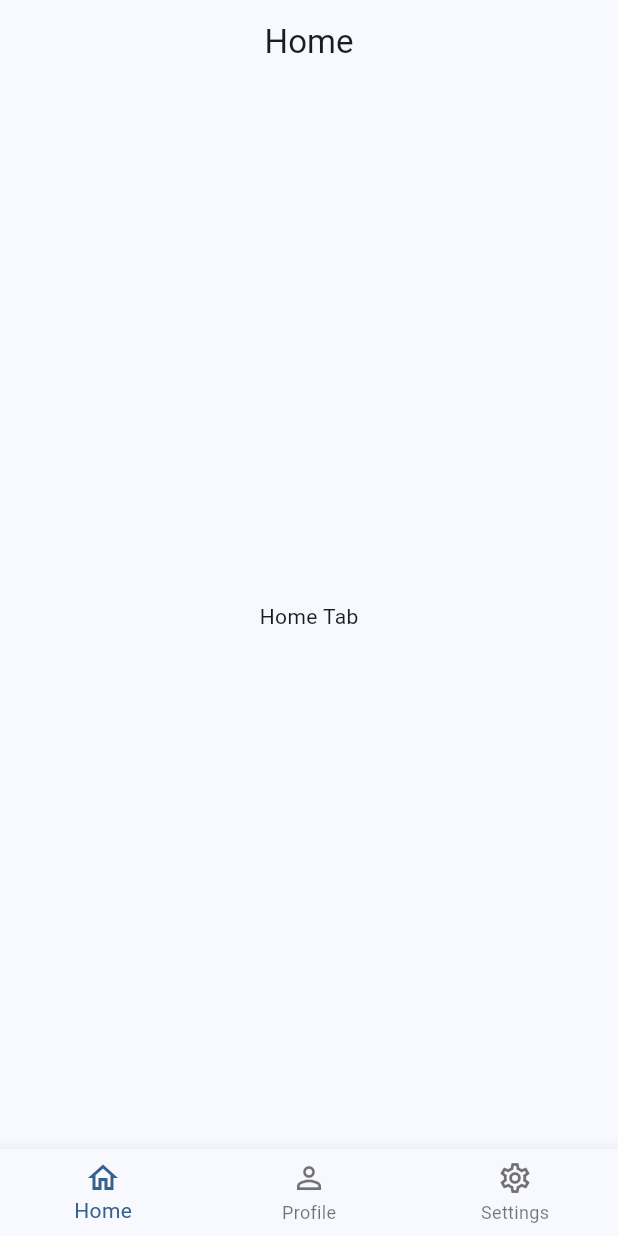
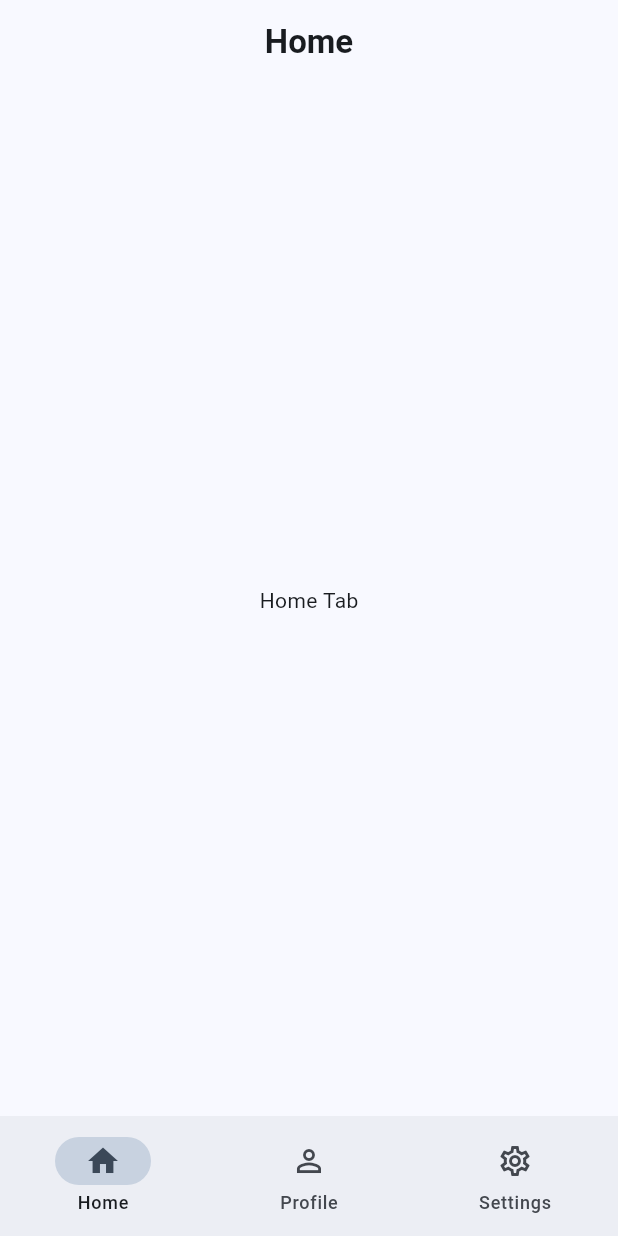
Before and after one commit to GhazyFarid/flutter_starter_project, a Flutter app: the DashboardScreen screen opened by its route, on a phone screen of 412 x 824 dp. Run offline on Flutter 3.47's test engine with Material 3 defaults, Android fonts, the phone set to English and light mode, and no system bars; our stand-ins replace flutter_riverpod, go_router.

Commit message:
refactor dashboard: optimize tab handling

```diff
--- a/lib/screens/dashboard/dashboard_screen.dart
+++ b/lib/screens/dashboard/dashboard_screen.dart
@@ -8,13 +8,22 @@ import 'tabs/settings_tab.dart';
 class DashboardScreen extends ConsumerWidget {
   const DashboardScreen({super.key});
 
-  static const List<Widget> _tabs = [HomeTab(), ProfileTab(), SettingsTab()];
+  final List<Widget> _tabs = const [HomeTab(), ProfileTab(), SettingsTab()];
 
-  static const List<BottomNavigationBarItem> _items = [
-    BottomNavigationBarItem(icon: Icon(Icons.home_outlined), label: 'Home'),
-    BottomNavigationBarItem(icon: Icon(Icons.person_outline), label: 'Profile'),
-    BottomNavigationBarItem(
+  static const List<NavigationDestination> _destinations = [
+    NavigationDestination(
+      icon: Icon(Icons.home_outlined),
+      selectedIcon: Icon(Icons.home),
+      label: 'Home',
+    ),
+    NavigationDestination(
+      icon: Icon(Icons.person_outline),
+      selectedIcon: Icon(Icons.person),
+      label: 'Profile',
+    ),
+    NavigationDestination(
       icon: Icon(Icons.settings_outlined),
+      selectedIcon: Icon(Icons.settings),
       label: 'Settings',
     ),
   ];
@@ -26,14 +35,36 @@ class DashboardScreen extends ConsumerWidget {
 
     return Scaffold(
       appBar: AppBar(
-        title: Text(_items[currentIndex].label!),
+        title: Text(
+          _destinations[currentIndex].label,
+          style: const TextStyle(fontWeight: FontWeight.bold),
+        ),
         centerTitle: true,
+        elevation: 0,
       ),
-      body: _tabs[currentIndex],
-      bottomNavigationBar: BottomNavigationBar(
-        currentIndex: currentIndex,
-        items: _items,
-        onTap: (index) => tabNotifier.state = index,
+      // Rebuild penuh
+      // body: AnimatedSwitcher(
+      //   duration: const Duration(milliseconds: 250),
+      //   switchInCurve: Curves.easeIn,
+      //   switchOutCurve: Curves.easeOut,
+      //   child: _tabs[currentIndex],
+      // ),
+      // Tidak rebuild (menyimpan state tiap tab yang dibuka)
+      body: AnimatedSwitcher(
+        duration: const Duration(milliseconds: 250),
+        child: IndexedStack(
+          key: ValueKey(currentIndex), // penting agar animasi terpicu
+          index: currentIndex,
+          children: _tabs,
+        ),
+      ),
+      bottomNavigationBar: NavigationBar(
+        selectedIndex: currentIndex,
+        onDestinationSelected: tabNotifier.setTab,
+        destinations: _destinations,
+        indicatorColor: Theme.of(
+          context,
+        ).colorScheme.primary.withValues(alpha: 0.2),
       ),
     );
   }
```
